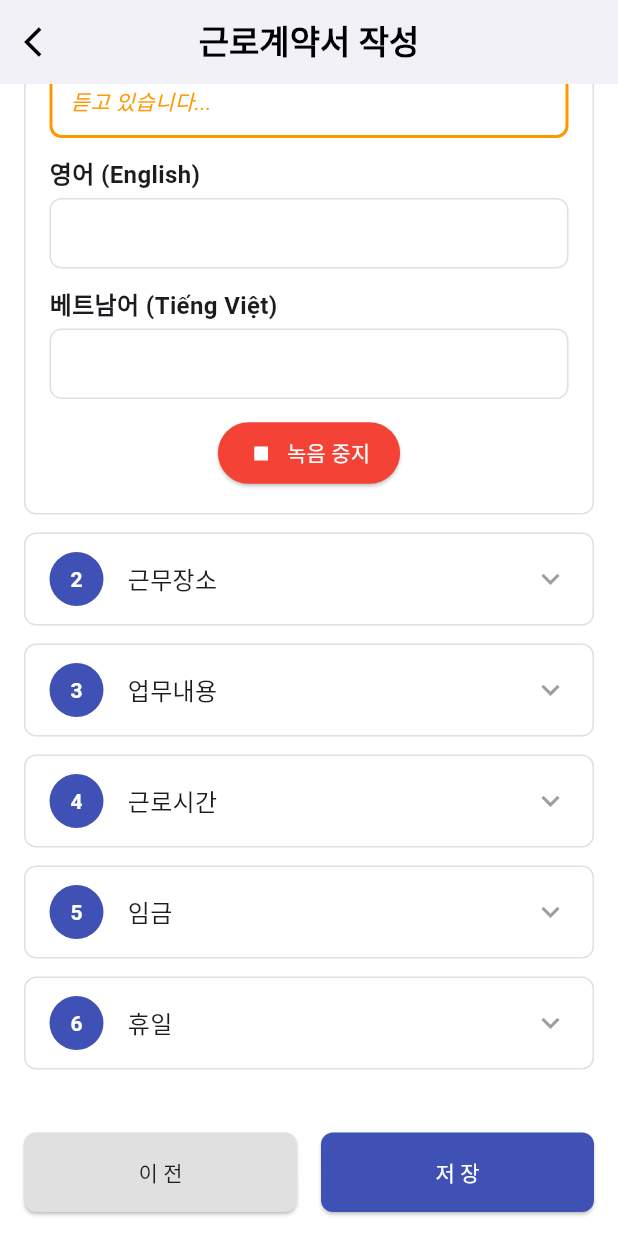
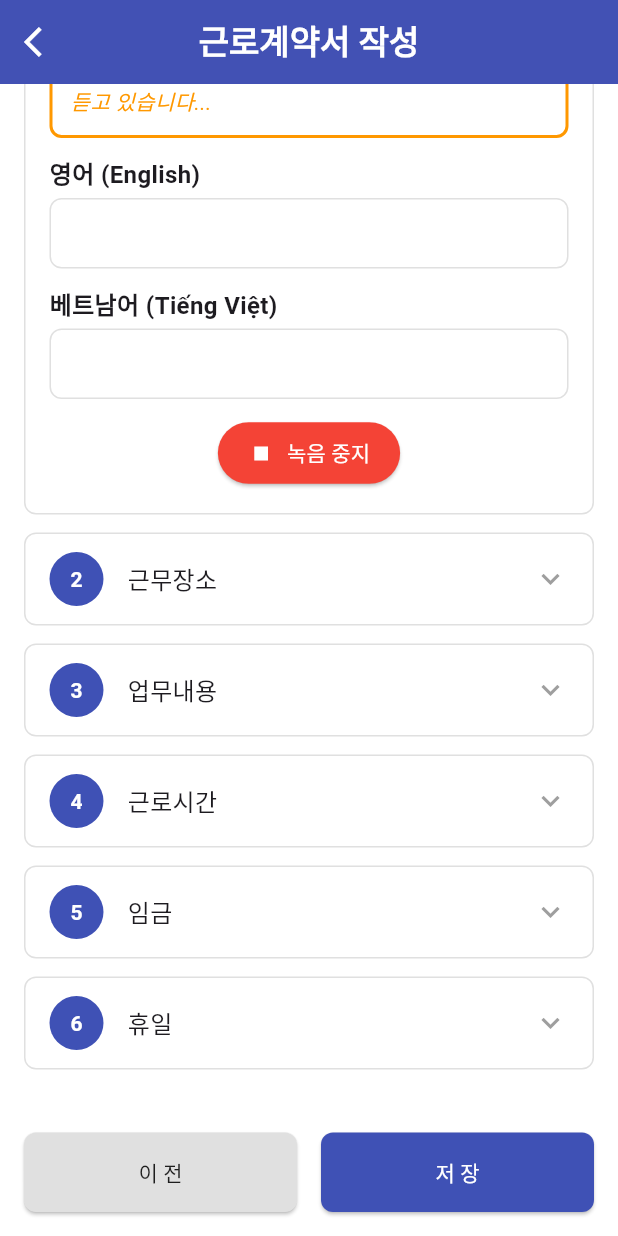
Before and after one commit to woalstm85/voiceContract, a Flutter app: the SpeechRecognitionScreen screen opened directly, scrolled down 201 dp, after a tap on "녹음 시작", on a phone screen of 412 x 824 dp. Run offline on Flutter 3.47's test engine with Material 3 defaults, Android fonts, the phone set to English and light mode, and no system bars; our stand-ins replace audioplayers, flutter_tts, open_file, pdf, permission_handler, share_plus and 2 more; missing offline and left inert: google_speech, record; accounts and stored records are empty.

Commit message:
speech_recognition_screen - api and ui and audio

```diff
--- a/lib/screens/speech_recognition_screen.dart
+++ b/lib/screens/speech_recognition_screen.dart
@@ -1,4 +1,5 @@
 import 'dart:io';
+import 'dart:async';
 import 'dart:convert';
 import 'package:flutter/material.dart';
 import 'package:flutter/services.dart';
@@ -56,6 +57,11 @@ class _SpeechRecognitionScreenState extends State<SpeechRecognitionScreen> {
   // 섹션 목록
   late List<ContractSection> _sections;
 
+  // 스크롤 컨트롤러 추가
+  final ScrollController _scrollController = ScrollController();
+  // 앱바 색상 상태 변수
+  bool _isScrolled = false;
+
   @override
   void initState() {
     super.initState();
@@ -64,6 +70,20 @@ class _SpeechRecognitionScreenState extends State<SpeechRecognitionScreen> {
     _initAudioPlayer();
     _loadWorkerInfo();
     _initTts();
+    _scrollController.addListener(_scrollListener);
+  }
+
+  // 스크롤 위치에 따라 앱바 색상 변경
+  void _scrollListener() {
+    if (_scrollController.offset > 10 && !_isScrolled) {
+      setState(() {
+        _isScrolled = true;
+      });
+    } else if (_scrollController.offset <= 10 && _isScrolled) {
+      setState(() {
+        _isScrolled = false;
+      });
+    }
   }
 
   void _initSections() {
@@ -170,6 +190,7 @@ class _SpeechRecognitionScreenState extends State<SpeechRecognitionScreen> {
             _sections[index].vietnameseText = '';
           }
         });
+        _monitorRecording();
       }
     } catch (e) {
       setState(() {
@@ -181,17 +202,78 @@ class _SpeechRecognitionScreenState extends State<SpeechRecognitionScreen> {
     }
   }
 
+// 클래스 변수로 추가
+  bool _stoppedDueToSilence = false;
+
+// 무음 감지 함수 수정
+  Future<void> _monitorRecording() async {
+    int silentCount = 0;
+
+    Timer.periodic(Duration(seconds: 1), (timer) async {
+      if (!_isRecording) {
+        timer.cancel();
+        return;
+      }
+
+      try {
+        Amplitude? amplitudeData = await _audioRecorder.getAmplitude();
+        double amplitude = amplitudeData?.current ?? 0.0;
+
+        if (amplitude < 3.0) {
+          silentCount++;
+
+          if (silentCount >= 3) {
+            print('3초 동안 소리가 작아서 자동 중지합니다.');
+            timer.cancel();
+
+            // 무음으로 인한 중지 플래그 설정
+            _stoppedDueToSilence = true;
+
+            await _stopRecording();
+          }
+        } else {
+          silentCount = 0;
+        }
+      } catch (e) {
+        print('볼륨 모니터링 오류: $e');
+      }
+    });
+  }
+
   // 녹음 중지 및 오디오 처리
   Future<void> _stopRecording() async {
     try {
       final path = await _audioRecorder.stop();
       setState(() => _isRecording = false);
 
+      if (_stoppedDueToSilence) {
+        // 무음으로 인한 중지인 경우
+        setState(() {
+          final index = _sections.indexWhere((s) => s.id == _expandedSectionId);
+          if (index != -1) {
+            // 초기 상태로 되돌림
+            _sections[index].koreanText = '';
+            _sections[index].englishText = '';
+            _sections[index].vietnameseText = '';
+          }
+        });
+
+        // 스낵바 표시
+        showCustomSnackBar(context, '음성이 인식되지 않았습니다', seconds: 2);
+
+        // 플래그 초기화
+        _stoppedDueToSilence = false;
+
+        return; // 더 이상 처리하지 않음
+      }
+
+      // 정상적인 녹음 중지인 경우 (사용자가 직접 중지하거나 음성이 있는 경우)
       if (path != null) {
         final index = _sections.indexWhere((s) => s.id == _expandedSectionId);
         if (index != -1) {
           setState(() {
             _sections[index].audioFilePath = path;
+            _sections[index].koreanText = '처리 중...';
           });
         }
         await _processAudio(File(path));
@@ -244,7 +326,7 @@ class _SpeechRecognitionScreenState extends State<SpeechRecognitionScreen> {
         setState(() {
           final index = _sections.indexWhere((s) => s.id == _expandedSectionId);
           if (index != -1) {
-            showCustomSnackBar(context, '음성을 인식할 수 없습니다');
+            showCustomSnackBar(context, '음성을 인식할 수 없습니다', seconds: 2);
           }
         });
         context.hideWavePulseLoading();
@@ -261,7 +343,7 @@ class _SpeechRecognitionScreenState extends State<SpeechRecognitionScreen> {
         setState(() {
           final index = _sections.indexWhere((s) => s.id == _expandedSectionId);
           if (index != -1) {
-            showCustomSnackBar(context, '음성을 인식할 수 없습니다');
+            showCustomSnackBar(context, '음성을 인식할 수 없습니다', seconds: 2);
           }
         });
         context.hideWavePulseLoading();
@@ -566,13 +648,13 @@ class _SpeechRecognitionScreenState extends State<SpeechRecognitionScreen> {
     );
   }
 
-  void showCustomSnackBar(BuildContext context, String message) {
+  void showCustomSnackBar(BuildContext context, String message, {int seconds = 1}) {
     ScaffoldMessenger.of(context).removeCurrentSnackBar(); // 기존 스낵바 제거
 
     ScaffoldMessenger.of(context).showSnackBar(
       SnackBar(
         content: Text(message),
-        duration: const Duration(seconds: 1), // 1초 유지
+        duration: Duration(seconds: seconds), // 매개변수로 받은 초 사용
       ),
     );
   }
@@ -582,14 +664,21 @@ class _SpeechRecognitionScreenState extends State<SpeechRecognitionScreen> {
     return Scaffold(
       backgroundColor: Colors.white,
       appBar: AppBar(
-        backgroundColor: Colors.white,
+        backgroundColor: _isScrolled ? Colors.indigo : Colors.white,
         centerTitle: true,
-        title: const Text(
+        title: Text(
           '근로계약서 작성',
-          style: TextStyle(color: Colors.black, fontWeight: FontWeight.w600),
+          style: TextStyle(
+              color: _isScrolled ? Colors.white : Colors.black,
+              fontWeight: FontWeight.w600
+          ),
         ),
+        elevation: _isScrolled ? 4.0 : 0.0, // 스크롤 시 그림자 효과 추가
         leading: IconButton(
-          icon: const Icon(Icons.arrow_back_ios, color: Colors.black),
+          icon: Icon(
+              Icons.arrow_back_ios,
+              color: _isScrolled ? Colors.white : Colors.black
+          ),
           onPressed: () => Navigator.pop(context),
         ),
       ),
@@ -597,6 +686,7 @@ class _SpeechRecognitionScreenState extends State<SpeechRecognitionScreen> {
         children: [
           Expanded(
             child: ListView(
+              controller: _scrollController, // 스크롤 컨트롤러 연결
               padding: const EdgeInsets.all(16),
               children: [
                 // 완료 상태 표시
@@ -684,6 +774,8 @@ class _SpeechRecognitionScreenState extends State<SpeechRecognitionScreen> {
     _audioRecorder.dispose();
     _audioPlayer.dispose();
     flutterTts.stop();
+    _scrollController.removeListener(_scrollListener);
+    _scrollController.dispose();
     super.dispose();
   }
 }
```
